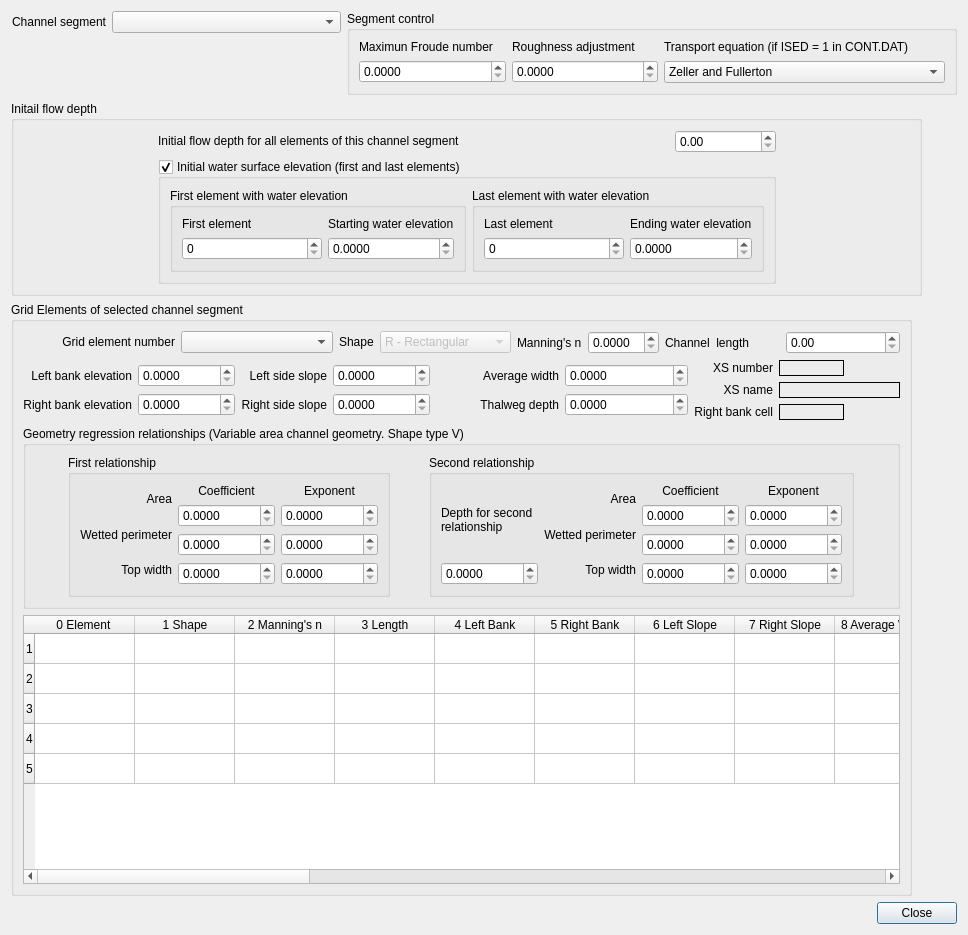
The window that flo2d/ui/channel_geometry.ui (FLO-2DSoftware/qgis-flo-2d-plugin) describes before a commit, drawn with Qt 5.
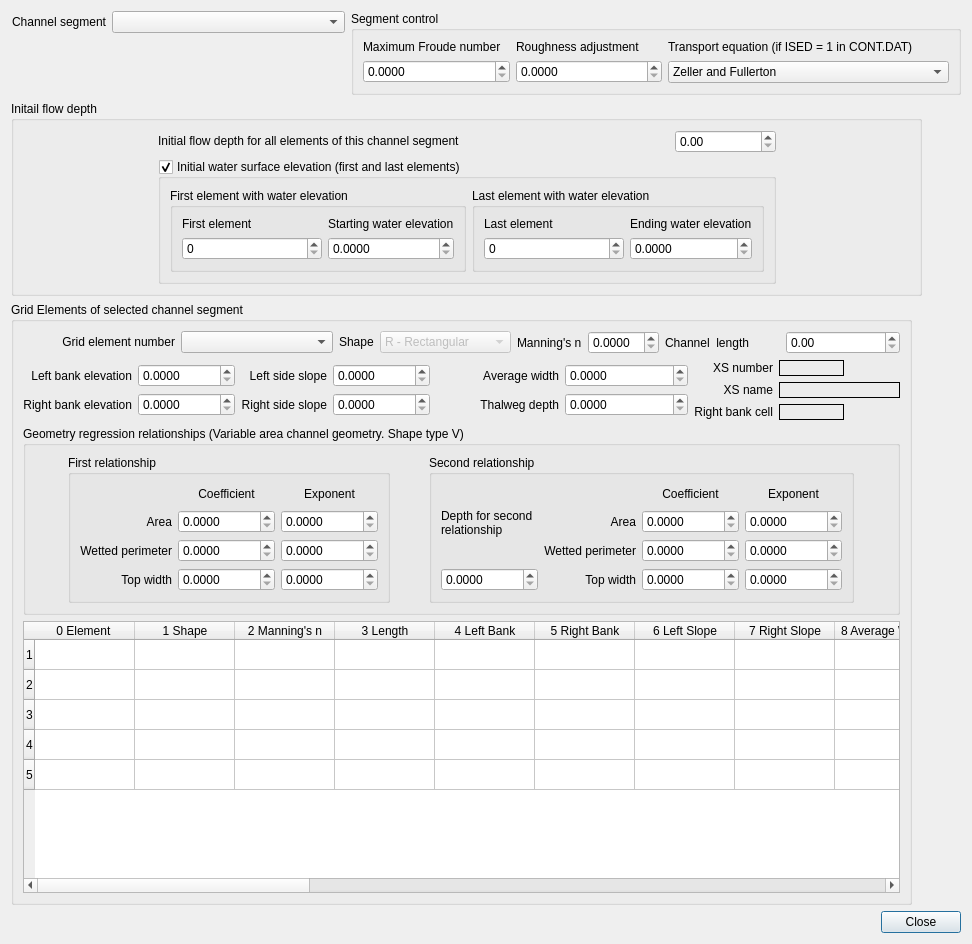
The same window after the commit.

Commit message: Channel Geometry tooltips added

The edit to the form file:
```diff
--- a/flo2d/ui/channel_geometry.ui
+++ b/flo2d/ui/channel_geometry.ui
@@ -6,8 +6,8 @@
    <rect>
     <x>0</x>
     <y>0</y>
-    <width>968</width>
-    <height>935</height>
+    <width>972</width>
+    <height>944</height>
    </rect>
   </property>
   <property name="sizePolicy">
@@ -74,7 +74,7 @@
            </size>
           </property>
           <property name="text">
-           <string>&lt;html&gt;&lt;head/&gt;&lt;body&gt;&lt;p&gt;Maximun Froude number&lt;/p&gt;&lt;/body&gt;&lt;/html&gt;</string>
+           <string>&lt;html&gt;&lt;head/&gt;&lt;body&gt;&lt;p&gt;Maximum Froude number&lt;/p&gt;&lt;/body&gt;&lt;/html&gt;</string>
           </property>
           <property name="wordWrap">
            <bool>true</bool>
@@ -959,72 +959,8 @@
            </property>
            <layout class="QGridLayout" name="gridLayout_18">
             <item row="0" column="0">
-             <layout class="QGridLayout" name="gridLayout_12">
-              <item row="0" column="0">
-               <widget class="QLabel" name="label_6">
-                <property name="text">
-                 <string>Area</string>
-                </property>
-                <property name="alignment">
-                 <set>Qt::AlignRight|Qt::AlignTrailing|Qt::AlignVCenter</set>
-                </property>
-               </widget>
-              </item>
-              <item row="1" column="0">
-               <widget class="QLabel" name="label_17">
-                <property name="text">
-                 <string>Wetted perimeter</string>
-                </property>
-                <property name="alignment">
-                 <set>Qt::AlignRight|Qt::AlignTrailing|Qt::AlignVCenter</set>
-                </property>
-               </widget>
-              </item>
-              <item row="2" column="0">
-               <widget class="QLabel" name="label_18">
-                <property name="text">
-                 <string>Top width</string>
-                </property>
-                <property name="alignment">
-                 <set>Qt::AlignRight|Qt::AlignTrailing|Qt::AlignVCenter</set>
-                </property>
-               </widget>
-              </item>
-             </layout>
-            </item>
-            <item row="0" column="1">
              <layout class="QGridLayout" name="gridLayout_15">
-              <item row="0" column="0">
-               <widget class="QLabel" name="label_19">
-                <property name="text">
-                 <string>Coefficient</string>
-                </property>
-                <property name="alignment">
-                 <set>Qt::AlignCenter</set>
-                </property>
-               </widget>
-              </item>
-              <item row="0" column="1">
-               <widget class="QLabel" name="label_28">
-                <property name="text">
-                 <string>Exponent</string>
-                </property>
-                <property name="alignment">
-                 <set>Qt::AlignCenter</set>
-                </property>
-               </widget>
-              </item>
-              <item row="1" column="0">
-               <widget class="QDoubleSpinBox" name="first_area_coeff_dbox">
-                <property name="decimals">
-                 <number>4</number>
-                </property>
-                <property name="maximum">
-                 <double>9999999.000000000000000</double>
-                </property>
-               </widget>
-              </item>
-              <item row="1" column="1">
+              <item row="1" column="2">
                <widget class="QDoubleSpinBox" name="first_area_exp_dbox">
                 <property name="decimals">
                  <number>4</number>
@@ -1034,7 +970,7 @@
                 </property>
                </widget>
               </item>
-              <item row="2" column="0">
+              <item row="2" column="1">
                <widget class="QDoubleSpinBox" name="first_wetted_coeff_dbox">
                 <property name="decimals">
                  <number>4</number>
@@ -1044,8 +980,18 @@
                 </property>
                </widget>
               </item>
-              <item row="2" column="1">
-               <widget class="QDoubleSpinBox" name="first_wetted_exp_dbox">
+              <item row="0" column="1">
+               <widget class="QLabel" name="label_19">
+                <property name="text">
+                 <string>Coefficient</string>
+                </property>
+                <property name="alignment">
+                 <set>Qt::AlignCenter</set>
+                </property>
+               </widget>
+              </item>
+              <item row="1" column="1">
+               <widget class="QDoubleSpinBox" name="first_area_coeff_dbox">
                 <property name="decimals">
                  <number>4</number>
                 </property>
@@ -1054,7 +1000,7 @@
                 </property>
                </widget>
               </item>
-              <item row="3" column="0">
+              <item row="3" column="1">
                <widget class="QDoubleSpinBox" name="first_top_width_coeff_dbox">
                 <property name="decimals">
                  <number>4</number>
@@ -1064,7 +1010,7 @@
                 </property>
                </widget>
               </item>
-              <item row="3" column="1">
+              <item row="3" column="2">
                <widget class="QDoubleSpinBox" name="first_top_width_exp_dbox">
                 <property name="decimals">
                  <number>4</number>
@@ -1074,6 +1020,78 @@
                 </property>
                </widget>
               </item>
+              <item row="2" column="2">
+               <widget class="QDoubleSpinBox" name="first_wetted_exp_dbox">
+                <property name="decimals">
+                 <number>4</number>
+                </property>
+                <property name="maximum">
+                 <double>9999999.000000000000000</double>
+                </property>
+               </widget>
+              </item>
+              <item row="0" column="2">
+               <widget class="QLabel" name="label_28">
+                <property name="text">
+                 <string>Exponent</string>
+                </property>
+                <property name="alignment">
+                 <set>Qt::AlignCenter</set>
+                </property>
+               </widget>
+              </item>
+              <item row="1" column="0">
+               <widget class="QLabel" name="label_6">
+                <property name="toolTip">
+                 <string>&lt;html&gt;&lt;head/&gt;&lt;body&gt;&lt;p&gt;A1&lt;/p&gt;&lt;p&gt;Coefficient for the variable area regression relationships.&lt;/p&gt;&lt;p&gt;A2&lt;/p&gt;&lt;p&gt;Exponent for the variable area regression relationships.&lt;/p&gt;&lt;/body&gt;&lt;/html&gt;</string>
+                </property>
+                <property name="text">
+                 <string>Area</string>
+                </property>
+                <property name="alignment">
+                 <set>Qt::AlignRight|Qt::AlignTrailing|Qt::AlignVCenter</set>
+                </property>
+               </widget>
+              </item>
+              <item row="2" column="0">
+               <widget class="QLabel" name="label_17">
+                <property name="toolTip">
+                 <string>&lt;html&gt;&lt;head/&gt;&lt;body&gt;&lt;p&gt;B1&lt;/p&gt;&lt;p&gt;Coefficient for the variable wetted perimeter relationships.&lt;/p&gt;&lt;p&gt;B2&lt;/p&gt;&lt;p&gt;Exponent for the variable wetted perimeter relationships.&lt;/p&gt;&lt;/body&gt;&lt;/html&gt;</string>
+                </property>
+                <property name="text">
+                 <string>Wetted perimeter</string>
+                </property>
+                <property name="alignment">
+                 <set>Qt::AlignRight|Qt::AlignTrailing|Qt::AlignVCenter</set>
+                </property>
+               </widget>
+              </item>
+              <item row="3" column="0">
+               <widget class="QLabel" name="label_18">
+                <property name="toolTip">
+                 <string>&lt;html&gt;&lt;head/&gt;&lt;body&gt;&lt;p&gt;C1&lt;/p&gt;&lt;p&gt;Coefficient for the variable top width relationships.&lt;/p&gt;&lt;p&gt;C2&lt;/p&gt;&lt;p&gt;Exponent for the variable top width relationships.&lt;/p&gt;&lt;/body&gt;&lt;/html&gt;</string>
+                </property>
+                <property name="text">
+                 <string>Top width</string>
+                </property>
+                <property name="alignment">
+                 <set>Qt::AlignRight|Qt::AlignTrailing|Qt::AlignVCenter</set>
+                </property>
+               </widget>
+              </item>
+              <item row="0" column="0">
+               <spacer name="horizontalSpacer_4">
+                <property name="orientation">
+                 <enum>Qt::Horizontal</enum>
+                </property>
+                <property name="sizeHint" stdset="0">
+                 <size>
+                  <width>40</width>
+                  <height>20</height>
+                 </size>
+                </property>
+               </spacer>
+              </item>
              </layout>
             </item>
            </layout>
@@ -1102,42 +1120,8 @@
              </widget>
             </item>
             <item row="0" column="1" rowspan="2">
-             <layout class="QGridLayout" name="gridLayout_17">
-              <item row="0" column="0">
-               <widget class="QLabel" name="label_13">
-                <property name="text">
-                 <string>Area</string>
-                </property>
-                <property name="alignment">
-                 <set>Qt::AlignRight|Qt::AlignTrailing|Qt::AlignVCenter</set>
-                </property>
-               </widget>
-              </item>
-              <item row="1" column="0">
-               <widget class="QLabel" name="label_31">
-                <property name="text">
-                 <string>Wetted perimeter</string>
-                </property>
-                <property name="alignment">
-                 <set>Qt::AlignRight|Qt::AlignTrailing|Qt::AlignVCenter</set>
-                </property>
-               </widget>
-              </item>
-              <item row="2" column="0">
-               <widget class="QLabel" name="label_32">
-                <property name="text">
-                 <string>Top width</string>
-                </property>
-                <property name="alignment">
-                 <set>Qt::AlignRight|Qt::AlignTrailing|Qt::AlignVCenter</set>
-                </property>
-               </widget>
-              </item>
-             </layout>
-            </item>
-            <item row="0" column="2" rowspan="2">
              <layout class="QGridLayout" name="gridLayout_16">
-              <item row="0" column="0">
+              <item row="0" column="1">
                <widget class="QLabel" name="label_29">
                 <property name="text">
                  <string>Coefficient</string>
@@ -1147,7 +1131,27 @@
                 </property>
                </widget>
               </item>
-              <item row="0" column="1">
+              <item row="3" column="2">
+               <widget class="QDoubleSpinBox" name="second_top_width_exp_dbox">
+                <property name="decimals">
+                 <number>4</number>
+                </property>
+                <property name="maximum">
+                 <double>9999999.000000000000000</double>
+                </property>
+               </widget>
+              </item>
+              <item row="2" column="1">
+               <widget class="QDoubleSpinBox" name="second_wetted_coeff_dbox">
+                <property name="decimals">
+                 <number>4</number>
+                </property>
+                <property name="maximum">
+                 <double>9999999.000000000000000</double>
+                </property>
+               </widget>
+              </item>
+              <item row="0" column="2">
                <widget class="QLabel" name="label_30">
                 <property name="text">
                  <string>Exponent</string>
@@ -1157,7 +1161,7 @@
                 </property>
                </widget>
               </item>
-              <item row="1" column="0">
+              <item row="1" column="1">
                <widget class="QDoubleSpinBox" name="second_area_coeff_dbox">
                 <property name="decimals">
                  <number>4</number>
@@ -1167,7 +1171,17 @@
                 </property>
                </widget>
               </item>
-              <item row="1" column="1">
+              <item row="3" column="1">
+               <widget class="QDoubleSpinBox" name="second_top_width_coeff_dbox">
+                <property name="decimals">
+                 <number>4</number>
+                </property>
+                <property name="maximum">
+                 <double>9999999.000000000000000</double>
+                </property>
+               </widget>
+              </item>
+              <item row="1" column="2">
                <widget class="QDoubleSpinBox" name="second_area_exp_dbox">
                 <property name="decimals">
                  <number>4</number>
@@ -1177,17 +1191,7 @@
                 </property>
                </widget>
               </item>
-              <item row="2" column="0">
-               <widget class="QDoubleSpinBox" name="second_wetted_coeff_dbox">
-                <property name="decimals">
-                 <number>4</number>
-                </property>
-                <property name="maximum">
-                 <double>9999999.000000000000000</double>
-                </property>
-               </widget>
-              </item>
-              <item row="2" column="1">
+              <item row="2" column="2">
                <widget class="QDoubleSpinBox" name="second_wetted_exp_dbox">
                 <property name="decimals">
                  <number>4</number>
@@ -1197,25 +1201,57 @@
                 </property>
                </widget>
               </item>
+              <item row="1" column="0">
+               <widget class="QLabel" name="label_13">
+                <property name="toolTip">
+                 <string>&lt;html&gt;&lt;head/&gt;&lt;body&gt;&lt;p&gt;A11&lt;/p&gt;&lt;p&gt;Coefficient for the variable area regression relationships for flow depth above EXCDEP.&lt;/p&gt;&lt;p&gt;A22&lt;/p&gt;&lt;p&gt;Exponent for the variable area regression relationships for flow depth above EXCDEP.&lt;/p&gt;&lt;/body&gt;&lt;/html&gt;</string>
+                </property>
+                <property name="text">
+                 <string>Area</string>
+                </property>
+                <property name="alignment">
+                 <set>Qt::AlignRight|Qt::AlignTrailing|Qt::AlignVCenter</set>
+                </property>
+               </widget>
+              </item>
+              <item row="2" column="0">
+               <widget class="QLabel" name="label_31">
+                <property name="toolTip">
+                 <string>&lt;html&gt;&lt;head/&gt;&lt;body&gt;&lt;p&gt;B11&lt;/p&gt;&lt;p&gt;Coefficient for the variable wetted perimeter relationships for flow above EXCDEP.&lt;/p&gt;&lt;p&gt;B22&lt;/p&gt;&lt;p&gt;Exponent for the variable wetted perimeter relationships for flow above EXCDEP.&lt;/p&gt;&lt;/body&gt;&lt;/html&gt;</string>
+                </property>
+                <property name="text">
+                 <string>Wetted perimeter</string>
+                </property>
+                <property name="alignment">
+                 <set>Qt::AlignRight|Qt::AlignTrailing|Qt::AlignVCenter</set>
+                </property>
+               </widget>
+              </item>
               <item row="3" column="0">
-               <widget class="QDoubleSpinBox" name="second_top_width_coeff_dbox">
-                <property name="decimals">
-                 <number>4</number>
+               <widget class="QLabel" name="label_32">
+                <property name="toolTip">
+                 <string>&lt;html&gt;&lt;head/&gt;&lt;body&gt;&lt;p&gt;C11&lt;/p&gt;&lt;p&gt;Coefficient for the variable top width relationships for flow depth above EXCDEP.&lt;/p&gt;&lt;p&gt;C22&lt;/p&gt;&lt;p&gt;Exponent for the variable top width relationships for flow depth above EXCDEP.&lt;/p&gt;&lt;/body&gt;&lt;/html&gt;</string>
                 </property>
-                <property name="maximum">
-                 <double>9999999.000000000000000</double>
+                <property name="text">
+                 <string>Top width</string>
+                </property>
+                <property name="alignment">
+                 <set>Qt::AlignRight|Qt::AlignTrailing|Qt::AlignVCenter</set>
                 </property>
                </widget>
               </item>
-              <item row="3" column="1">
-               <widget class="QDoubleSpinBox" name="second_top_width_exp_dbox">
-                <property name="decimals">
-                 <number>4</number>
+              <item row="0" column="0">
+               <spacer name="horizontalSpacer_5">
+                <property name="orientation">
+                 <enum>Qt::Horizontal</enum>
                 </property>
-                <property name="maximum">
-                 <double>9999999.000000000000000</double>
+                <property name="sizeHint" stdset="0">
+                 <size>
+                  <width>40</width>
+                  <height>20</height>
+                 </size>
                 </property>
-               </widget>
+               </spacer>
               </item>
              </layout>
             </item>
```
Left out of the diff: 95 changed lines with no effect on the pictures.
